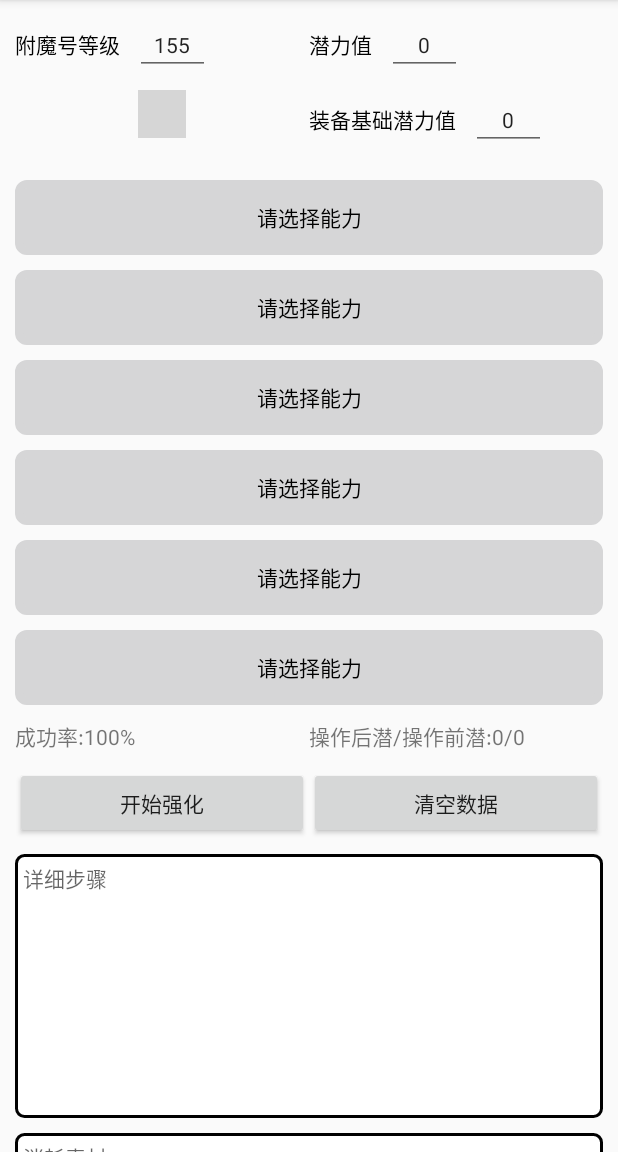
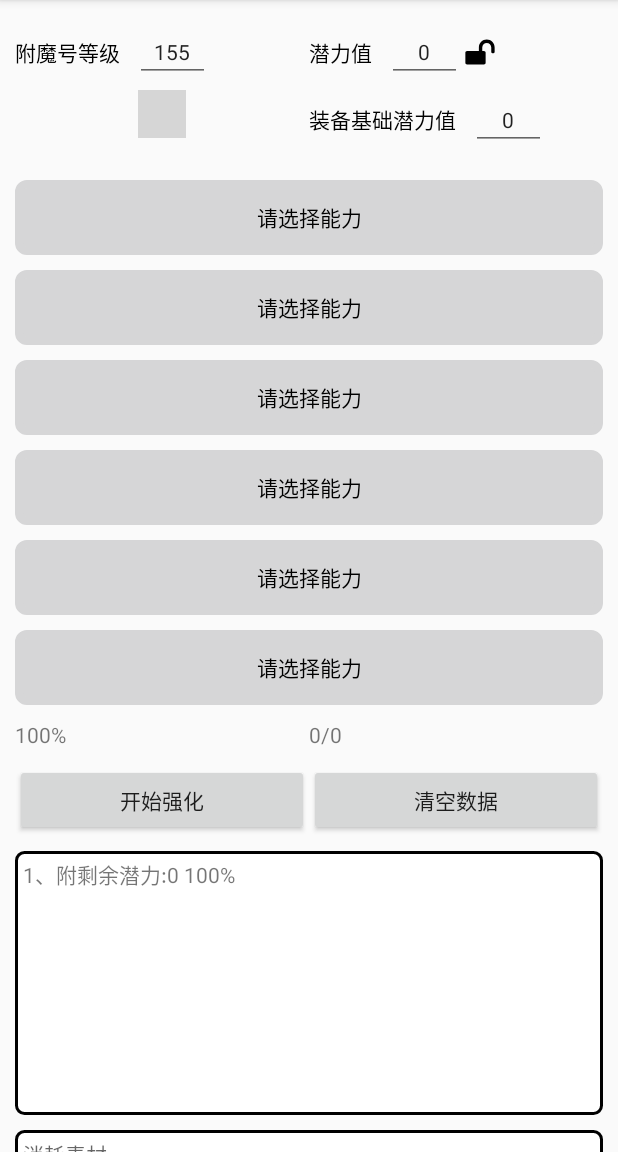
Before and after one commit to IshinagiMoeta/ToramHelper, an Android app: the screen it shows after launch (MainAct), after a tap on "开始强化", on a phone screen of 412 x 824 dp, the part 84-1236 px from its top. Run offline under Robolectric (Android 15) with nearby library versions, the phone set to English and light mode, and no system bars; our stand-ins replace ButterKnife; libraries missing offline, so code that uses them is left out: com.bigkoo.pickerview, com.blankj.utilcode, com.sevenheaven.segmentcontrol, com.zzhoujay.okhttpimagedownloader, com.zzhoujay.richtext; plain views replace SegmentControl; 12 statements that could not run were skipped; grey boxes are pictures that could not be loaded.

Commit message:
添加步骤记录

```diff
--- a/app/build.gradle
+++ b/app/build.gradle
@@ -9,7 +9,7 @@ android {
     compileSdkVersion 26
     defaultConfig {
         applicationId "com.mika.toramhelper"
-        minSdkVersion 23
+        minSdkVersion 14
         targetSdkVersion 26
         versionCode 1
         versionName "1.0"
--- a/app/src/main/java/com/mika/toramhelper/enchantment/EAssistantFragment.java
+++ b/app/src/main/java/com/mika/toramhelper/enchantment/EAssistantFragment.java
@@ -2,8 +2,10 @@ package com.mika.toramhelper.enchantment;
 
 
 import android.annotation.SuppressLint;
+import android.content.DialogInterface;
 import android.os.Bundle;
 import android.support.v4.app.Fragment;
+import android.support.v7.app.AlertDialog;
 import android.support.v7.widget.LinearLayoutManager;
 import android.support.v7.widget.RecyclerView;
 import android.text.Editable;
@@ -13,12 +15,14 @@ import android.view.LayoutInflater;
 import android.view.View;
 import android.view.ViewGroup;
 import android.widget.Button;
+import android.widget.ImageView;
 import android.widget.TextView;
 
 import com.bigkoo.pickerview.builder.OptionsPickerBuilder;
 import com.bigkoo.pickerview.listener.OnOptionsSelectChangeListener;
 import com.bigkoo.pickerview.listener.OnOptionsSelectListener;
 import com.bigkoo.pickerview.view.OptionsPickerView;
+import com.blankj.utilcode.util.StringUtils;
 import com.blankj.utilcode.util.ToastUtils;
 import com.mika.toramhelper.R;
 import com.mika.toramhelper.base.BaseFragment;
@@ -47,17 +51,20 @@ public class EAssistantFragment extends BaseFragment implements View.OnClickList
     private static final int WEAPON_INDEX = 0;
     private static final int ARMOR_INDEX = 1;
     private static final int ADDITIONAL_FACTOR = 2;
-    private int lvValue = 15;
+    private List<EPropertyGroup> groupList;
 
-    private List<EPropertyGroup> groupList;
     private ArrayList<String> groupNameItems = new ArrayList<>();
     private ArrayList<ArrayList<String>> propertyNameItems = new ArrayList<>();
     private OptionsPickerView pvOptions;
-    private int hisop1, hisop2, selectOptions = -1;
+    private boolean allowOperation = true;
     private boolean weapon = true;
-    private boolean allowOperation = true;
+    private boolean potentialLock = false;
+    private int lvValue = 15;
+    private int stepNum = 0;
+    private int selectOptions = -1;
     private int potential, defalutPotential, realPotential, hisPotential;
     private int successRate = 100;
+    private StringBuilder stepBuilder, materialBuilder;
 
     @BindView(R.id.eoption_recycler)
     RecyclerView eOptionRecyclerView;
@@ -81,10 +88,11 @@ public class EAssistantFragment extends BaseFragment implements View.OnClickList
     TextView consumeTv;
     @BindView(R.id.e_assistant_equip_selector)
     SegmentControl equipSelector;
+    @BindView(R.id.e_assistant_potential_lock)
+    ImageView potentialImg;
 
 
     private EOptionAdatper optionAdatper;
-    private RecyclerView.LayoutManager mLayoutManager;
     private ArrayList<EOptionItem> optionItems = new ArrayList<>();
 
     public EAssistantFragment() {
@@ -129,10 +137,10 @@ public class EAssistantFragment extends BaseFragment implements View.OnClickList
                 }
             }
         });
+        potentialTv.setOnClickListener(this);
         potentialTv.addTextChangedListener(new TextWatcher() {
             @Override
             public void beforeTextChanged(CharSequence s, int start, int count, int after) {
-
             }
 
             @Override
@@ -185,7 +193,7 @@ public class EAssistantFragment extends BaseFragment implements View.OnClickList
             optionItems.add(new EOptionItem(null, 0));
         }
         optionAdatper = new EOptionAdatper(getContext(), optionItems, lvValue, optionItemClickListener);
-        mLayoutManager = new LinearLayoutManager(getContext(), LinearLayoutManager.VERTICAL, false);
+        RecyclerView.LayoutManager mLayoutManager = new LinearLayoutManager(getContext(), LinearLayoutManager.VERTICAL, false);
         eOptionRecyclerView.setLayoutManager(mLayoutManager);
         eOptionRecyclerView.setAdapter(optionAdatper);
     }
@@ -197,6 +205,12 @@ public class EAssistantFragment extends BaseFragment implements View.OnClickList
         @Override
         public void onClickItem(int position) {
             if (optionItems.get(position).isDeploy() || realPotential == 0 || !allowOperation) {
+                if (potential == 0) {
+                    ToastUtils.showShort(R.string.e_assistant_no_fill_potential_hint);
+                }
+                if (!allowOperation) {
+                    ToastUtils.showShort(R.string.e_assistant_not_allowOperation_hint);
+                }
                 return;
             }
             selectOptions = position;
@@ -224,29 +238,100 @@ public class EAssistantFragment extends BaseFragment implements View.OnClickList
                 //点击开始强化按钮
                 if (allowOperation) {
                     startEnchantment();
+                } else {
+                    ToastUtils.showShort(R.string.e_assistant_not_allowOperation_hint);
                 }
                 break;
             case R.id.e_assistant_clear_btn:
                 clearPage();
+                break;
+            case R.id.e_assistant_potential_tv:
+                changePotentialHint();
                 break;
             default:
                 break;
         }
     }
 
+    private void changePotentialHint() {
+        if (potentialLock) {
+            AlertDialog.Builder hintDialogBuild =
+                    new AlertDialog.Builder(getContext());
+            hintDialogBuild.setTitle(StringUtils.getString(R.string.mika_hint));
+            hintDialogBuild.setMessage(StringUtils.getString(R.string.e_assistant_change_potential_hint));
+            hintDialogBuild.setPositiveButton(StringUtils.getString(R.string.mika_ok),
+                    new DialogInterface.OnClickListener() {
+                        @Override
+                        public void onClick(DialogInterface dialog, int which) {
+                            unLockPotential();
+                        }
+                    });
+            hintDialogBuild.setNegativeButton(StringUtils.getString(R.string.mika_close),
+                    new DialogInterface.OnClickListener() {
+                        @Override
+                        public void onClick(DialogInterface dialog, int which) {
+                        }
+                    });
+            hintDialogBuild.show();
+        }
+    }
+
+    /**
+     * 点击强化
+     */
     private void startEnchantment() {
         for (EOptionItem item : optionItems) {
-            if (item.getProperty() != null && item.getValue() != 0) {
+            if (item.getProperty() != null && item.getValueNum() != 0) {
                 item.setDeploy(true);
-                item.setDeployValue(item.getValue());
+                item.setDeployValue(item.getValueNum());
             }
             allowOperation = item.getProperty() == null;
+            optionAdatper.setAllowOperation(allowOperation);
         }
         if (realPotential < 0) {
             realPotential = 0;
+            allowOperation = false;
+            optionAdatper.setAllowOperation(allowOperation);
         }
+        outputStep();
+        outputMaterial();
         hisPotential = realPotential;
         updatePage();
+    }
+
+    /**
+     * 输出素材
+     */
+    private void outputMaterial() {
+    }
+
+    /**
+     * 输出步骤
+     */
+    private void outputStep() {
+        if (stepBuilder == null) {
+            stepBuilder = new StringBuilder();
+        }
+        stepNum++;
+        stepBuilder.append(stepNum).append("、附");
+        for (EOptionItem item : optionItems) {
+            if (item.getProperty() != null) {
+                int value = item.getValueNum() * item.getProperty().getValue();
+                String valueStr;
+                if (value > 0) {
+                    valueStr = "+" + value;
+                } else {
+                    valueStr = String.valueOf(value);
+                }
+                stepBuilder.append(item.getProperty().getName()).append(" ").append(valueStr).append(" | ");
+            }
+        }
+        stepBuilder.deleteCharAt(stepBuilder.lastIndexOf("|"));
+        stepBuilder.append("剩余潜力:").append(realPotential).append(" ");
+        String rate = StringUtils.getString(R.string.e_assistant_success_rate);
+        stepBuilder.append(rate).append(successRate).append("%");
+        stepBuilder.append("\n");
+        stepsTv.setText(stepBuilder);
     }
 
     /**
@@ -255,6 +340,7 @@ public class EAssistantFragment extends BaseFragment implements View.OnClickList
     @SuppressLint("SetTextI18n")
     private void clearPage() {
         allowOperation = true;
+        optionAdatper.setAllowOperation(true);
         if (!TextUtils.isEmpty(potentialTv.getText())) {
             potential = Integer.parseInt(String.valueOf(potentialTv.getText()));
             realPotential = Integer.parseInt(String.valueOf(potentialTv.getText()));
@@ -270,10 +356,12 @@ public class EAssistantFragment extends BaseFragment implements View.OnClickList
             item.setDeployValue(0);
         }
         optionAdatper.updateData(optionItems);
-        String residue = getContext().getResources().getString(R.string.e_assistant_residue);
+        String residue = StringUtils.getString(R.string.e_assistant_residue);
         residueTv.setText(residue + 0 + "/" + 0);
-        String rate = getContext().getResources().getString(R.string.e_assistant_success_rate);
+        String rate = StringUtils.getString(R.string.e_assistant_success_rate);
         rateTv.setText(rate + 100 + "%");
+        unLockPotential();
+        stepsTv.setText("");
         updatePage();
     }
 
@@ -283,7 +371,7 @@ public class EAssistantFragment extends BaseFragment implements View.OnClickList
     @SuppressLint("SetTextI18n")
     private void updatePage() {
         calc();
-        String residue = getContext().getResources().getString(R.string.e_assistant_residue);
+        String residue = StringUtils.getString(R.string.e_assistant_residue);
         residueTv.setText(residue + realPotential + "/" + hisPotential);
         int denominator = hisPotential > defalutPotential ? hisPotential : defalutPotential;
         if (denominator != 0) {
@@ -295,7 +383,7 @@ public class EAssistantFragment extends BaseFragment implements View.OnClickList
             successRate = 0;
         }
         successRate = successRate < 100 ? successRate : 100;
-        String rate = getContext().getResources().getString(R.string.e_assistant_success_rate);
+        String rate = StringUtils.getString(R.string.e_assistant_success_rate);
         rateTv.setText(rate + successRate + "%");
     }
 
@@ -319,9 +407,9 @@ public class EAssistantFragment extends BaseFragment implements View.OnClickList
 
             int onesConsumePotential;
             if (item.isDeploy()) {
-                onesConsumePotential = (item.getValue() - item.getDeployValue()) * item.getProperty().getPotential();
+                onesConsumePotential = (item.getValueNum() - item.getDeployValue()) * item.getProperty().getPotential();
             } else {
-                onesConsumePotential = item.getValue() * item.getProperty().getPotential();
+                onesConsumePotential = item.getValueNum() * item.getProperty().getPotential();
             }
 
             //双倍退潜项
@@ -351,7 +439,7 @@ public class EAssistantFragment extends BaseFragment implements View.OnClickList
                 }
             }
 
-            if (item.getValue() < 0) {
+            if (item.getValueNum() < 0) {
                 onesConsumePotential = (int) (onesConsumePotential * CONSUME_COEFFICIENT);
                 consumePotential += onesConsumePotential;
             } else {
@@ -362,7 +450,7 @@ public class EAssistantFragment extends BaseFragment implements View.OnClickList
             groupMap.put(String.valueOf(item.getGroup()), num == null ? 1 : num + 1);
         }
 
-        for (Object key : groupMap.keySet()) {
+        for (String key : groupMap.keySet()) {
             if (groupMap.get(key) > 1) {
                 consumePotential = (int) (consumePotential * ((100.0 + groupMap.get(key) * groupMap.get(key) * 5) / 100));
             }
@@ -388,8 +476,7 @@ public class EAssistantFragment extends BaseFragment implements View.OnClickList
                 .setOptionsSelectChangeListener(new OnOptionsSelectChangeListener() {
                     @Override
                     public void onOptionsSelectChanged(int options1, int options2, int options3) {
-                        hisop1 = options1;
-                        hisop2 = options2;
+
                     }
                 })
                 .build();
@@ -407,7 +494,7 @@ public class EAssistantFragment extends BaseFragment implements View.OnClickList
             ArrayList<String> propertyList = new ArrayList<>();
             for (EProperty property : group.getPropertyList()) {
                 //读取二级列表
-                propertyList.add(property.getName() + "(" + (int) property.getPotential() + ")");
+                propertyList.add(property.getName() + "(" + property.getPotential() + ")");
             }
             propertyNameItems.add(propertyList);
         }
@@ -437,7 +524,7 @@ public class EAssistantFragment extends BaseFragment implements View.OnClickList
         }
         for (EOptionItem item : optionItems) {
             if (item.getGroup() == options1 && item.getPosition() == options2) {
-                ToastUtils.showShort(R.string.e_assistant_nochoose_hint);
+                ToastUtils.showShort(R.string.e_assistant_no_choose_hint);
                 return;
             }
         }
@@ -449,6 +536,17 @@ public class EAssistantFragment extends BaseFragment implements View.OnClickList
             item.setProperty(groupList.get(options1).getPropertyList().get(options2));
             optionAdatper.updateData(optionItems);
             updatePage();
+            lockPotential();
         }
     }
+
+    private void lockPotential() {
+        potentialLock = true;
+        potentialImg.setImageDrawable(getContext().getResources().getDrawable(R.drawable.ic_enchantment_lock));
+    }
+
+    private void unLockPotential() {
+        potentialLock = false;
+        potentialImg.setImageDrawable(getContext().getResources().getDrawable(R.drawable.ic_enchantment_unlock));
+    }
 }
--- /dev/null
+++ b/app/src/main/res/drawable/ic_enchantment_lock.xml
@@ -0,0 +1,4 @@
+<vector android:height="24dp" android:viewportHeight="1024.0"
+    android:viewportWidth="1024.0" android:width="24dp" xmlns:android="http://schemas.android.com/apk/res/android">
+    <path android:fillColor="#FF000000" android:pathData="M328,438.8l292.6,0 0,-109.7q0,-60.6 -42.8,-103.4t-103.4,-42.8 -103.4,42.8 -42.8,103.4l0,109.7zM803.4,493.7l0,329.2q0,22.8 -16,38.8t-38.8,16l-548.6,0q-22.8,0 -38.8,-16t-16,-38.8l0,-329.2q0,-22.8 16,-38.8t38.8,-16l18.3,0 0,-109.7q0,-105.2 75.4,-180.6t180.6,-75.4 180.6,75.4 75.4,180.6l0,109.7 18.3,0q22.8,0 38.8,16t16,38.8z"/>
+</vector>
--- /dev/null
+++ b/app/src/main/res/drawable/ic_enchantment_unlock.xml
@@ -0,0 +1,4 @@
+<vector android:height="24dp" android:viewportHeight="1024.0"
+    android:viewportWidth="1024.0" android:width="24dp" xmlns:android="http://schemas.android.com/apk/res/android">
+    <path android:fillColor="#FF000000" android:pathData="M928.2,512c0,17.5 -14.5,32 -32,32l-32,0c-17.5,0 -32,-14.5 -32,-32L832.2,383.9c0,-70.5 -57.5,-128.1 -128.1,-128.1s-128.1,57.5 -128.1,128.1l0,96.1 48,0c26.5,0 48,21.5 48,48l0,288.2c0,26.5 -21.5,48 -48,48L143.8,864.2c-26.5,0 -48,-21.5 -48,-48L95.8,528c0,-26.5 21.5,-48 48,-48l336.2,0L480,383.9c0,-123.6 100.6,-224.1 224.1,-224.1 123.6,0 224.1,100.6 224.1,224.1L928.2,512z"/>
+</vector>
--- a/app/src/main/res/layout/fragment_enchantment_assistant.xml
+++ b/app/src/main/res/layout/fragment_enchantment_assistant.xml
@@ -7,7 +7,8 @@
 
     <ScrollView
         android:layout_width="match_parent"
-        android:layout_height="match_parent">
+        android:layout_height="match_parent"
+        tools:ignore="UselessParent">
 
         <LinearLayout
             android:id="@+id/enchantment_assistant_container"
@@ -19,6 +20,7 @@
             <LinearLayout
                 android:layout_width="match_parent"
                 android:layout_height="100dp"
+                android:baselineAligned="false"
                 android:orientation="horizontal">
 
                 <LinearLayout
@@ -31,6 +33,7 @@
                     <LinearLayout
                         android:layout_width="match_parent"
                         android:layout_height="50dp"
+                        android:gravity="center_vertical"
                         android:orientation="horizontal">
 
                         <TextView
@@ -44,12 +47,12 @@
                             android:id="@+id/e_assistant_lv_tv"
                             android:layout_width="50dp"
                             android:layout_height="wrap_content"
+                            android:layout_marginLeft="10dp"
                             android:layout_marginStart="10dp"
                             android:focusable="true"
                             android:focusableInTouchMode="true"
                             android:gravity="center"
                             android:inputType="number"
-                            android:numeric="integer"
                             android:text="@string/_155"
                             android:textSize="14sp"
                             tools:ignore="LabelFor" />
@@ -86,6 +89,7 @@
                     <LinearLayout
                         android:layout_width="match_parent"
                         android:layout_height="50dp"
+                        android:gravity="center_vertical"
                         android:orientation="horizontal">
 
                         <TextView
@@ -99,15 +103,22 @@
                             android:id="@+id/e_assistant_potential_tv"
                             android:layout_width="50dp"
                             android:layout_height="wrap_content"
+                            android:layout_marginLeft="10dp"
                             android:layout_marginStart="10dp"
                             android:focusable="true"
                             android:focusableInTouchMode="true"
                             android:gravity="center"
                             android:inputType="number"
-                            android:numeric="integer"
                             android:text="@string/_0"
                             android:textSize="14sp"
                             tools:ignore="LabelFor" />
+
+                        <ImageView
+                            android:id="@+id/e_assistant_potential_lock"
+                            android:layout_width="wrap_content"
+                            android:layout_height="wrap_content"
+                            android:contentDescription="@string/app_name"
+                            android:src="@drawable/ic_enchantment_unlock" />
                     </LinearLayout>
 
                     <LinearLayout
@@ -126,12 +137,12 @@
                             android:id="@+id/e_assistant_defalut_potential_tv"
                             android:layout_width="50dp"
                             android:layout_height="wrap_content"
+                            android:layout_marginLeft="10dp"
                             android:layout_marginStart="10dp"
                             android:focusable="true"
                             android:focusableInTouchMode="true"
                             android:gravity="center"
                             android:inputType="number"
-                            android:numeric="integer"
                             android:text="@string/_0"
                             android:textSize="14sp"
                             tools:ignore="LabelFor" />
@@ -218,8 +229,6 @@
                     android:padding="5dp" />
 
             </LinearLayout>
-
-
         </LinearLayout>
     </ScrollView>
 
--- a/app/src/main/res/values/strings.xml
+++ b/app/src/main/res/values/strings.xml
@@ -19,6 +19,11 @@
 
     <string name="_0">0</string>
     <string name="_defalut">defalut</string>
+    <string name="mika_hint">提示</string>
+    <string name="mika_warn">警告</string>
+    <string name="mika_close">关闭</string>
+    <string name="mika_ok">确认</string>
+    <string name="mika_cancel">取消</string>
 
     <string name="navigation_drawer_open">Open navigation drawer</string>
     <string name="navigation_drawer_close">Close navigation drawer</string>
@@ -39,6 +44,10 @@
     <string name="e_assistant_steps">详细步骤</string>
     <string name="e_assistant_consume">消耗素材</string>
 
+
     <string name="e_assistant_repetition_hint">该属性已存在,请选择不同属性附魔</string>
-    <string name="e_assistant_nochoose_hint">防具不可选择属性觉醒,请重新选择</string>
+    <string name="e_assistant_no_fill_potential_hint">请先填写潜力值后再尝试选择能力</string>
+    <string name="e_assistant_not_allowOperation_hint">潜力值为0或者六项属性附满后不可以再次附魔</string>
+    <string name="e_assistant_change_potential_hint">修改潜力值会清空整个页面，请确认后再修改</string>
+    <string name="e_assistant_no_choose_hint">防具不可选择属性觉醒,请重新选择</string>
 </resources>
```
Also changed, not shown: app/src/main/java/com/mika/toramhelper/enchantment/adapter/EOptionAdatper.java (+26 -15 lines), app/src/main/java/com/mika/toramhelper/enchantment/adapter/EOptionItem.java (+8 -1 lines), 3 other files.
